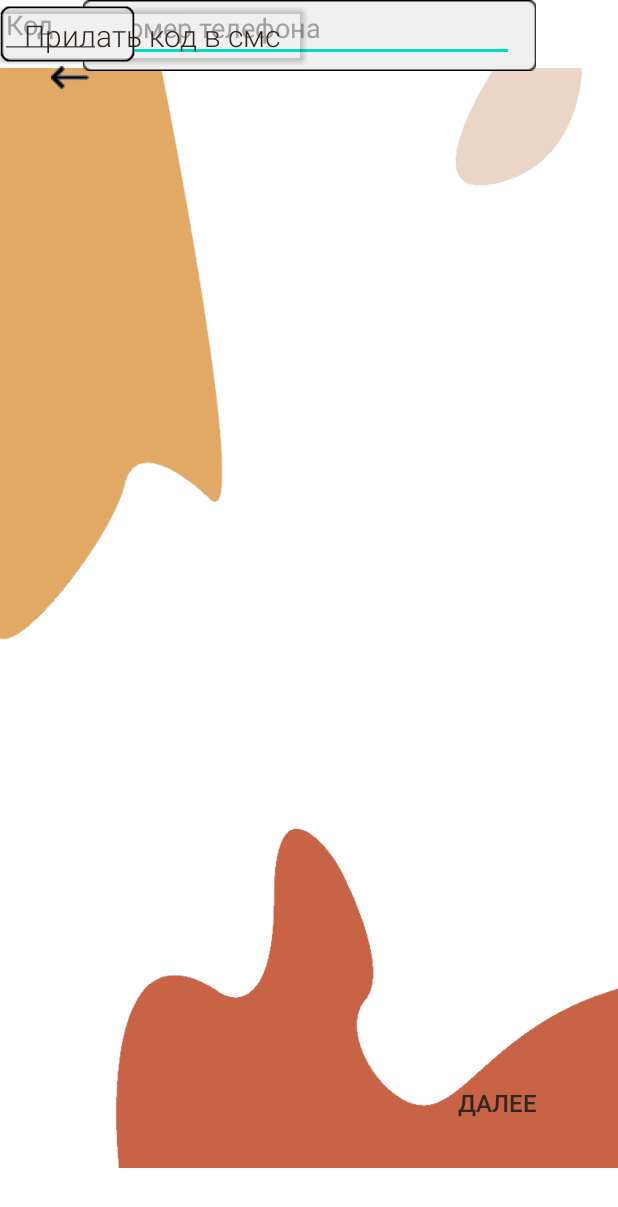
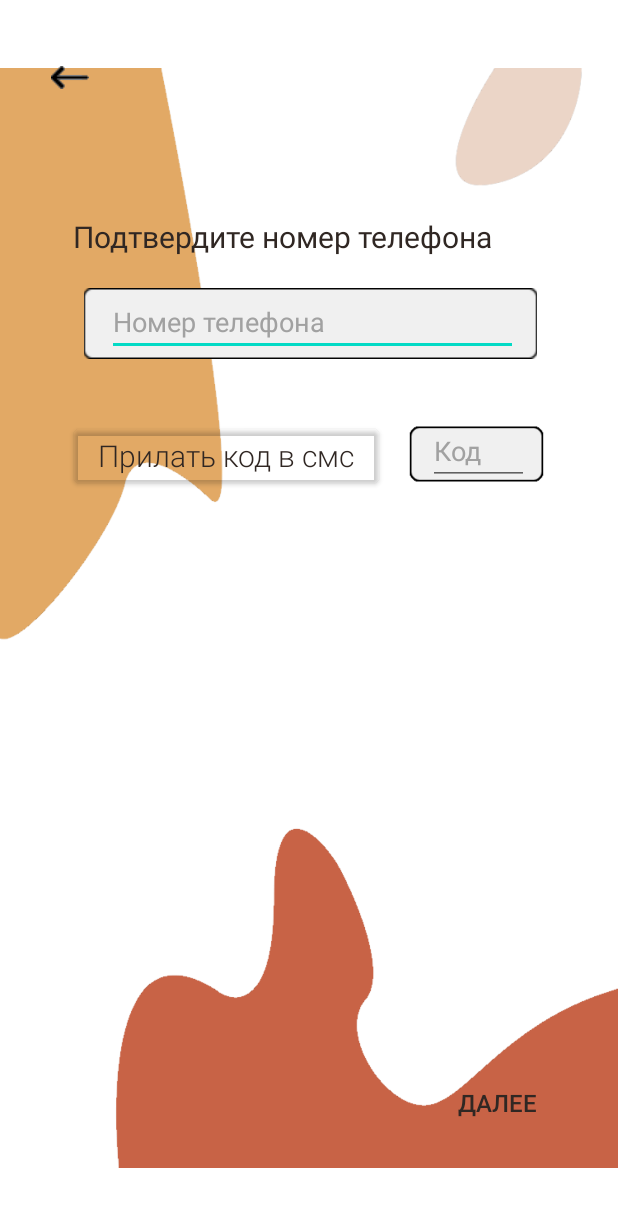
Before and after one commit to Native-Kira-Karina/Native-app, an Android app: the layout check_number.xml on its own in the app's theme, with its tools: preview values and no code run, on a phone screen of 412 x 824 dp. Shown: the top 1207 px of the screen. Run offline under Robolectric (Android 15) with nearby library versions, the light colour scheme and no system bars.

Commit message:
something new)))

```diff
--- a/src/main/res/layout/check_number.xml
+++ b/src/main/res/layout/check_number.xml
@@ -51,27 +51,34 @@
         android:id="@+id/check"
         android:layout_width="314dp"
         android:layout_height="31dp"
+        android:layout_marginTop="144dp"
         android:text="@string/check"
         android:textColor="@color/text"
         android:textSize="20sp"
+        app:layout_constraintBaseline_toBaselineOf="parent"
         app:layout_constraintEnd_toEndOf="parent"
-        app:layout_constraintHorizontal_bias="0.505"
+        app:layout_constraintHorizontal_bias="0.494"
         app:layout_constraintStart_toStartOf="parent"
-        tools:layout_editor_absoluteY="147dp" />
+        app:layout_constraintTop_toTopOf="parent" />
 
     <ImageView
         android:id="@+id/imageView2"
         android:layout_width="315dp"
         android:layout_height="47dp"
+        android:layout_marginTop="192dp"
+        app:layout_constraintBaseline_toBaselineOf="parent"
         app:layout_constraintEnd_toEndOf="parent"
+        app:layout_constraintHorizontal_bias="0.51"
         app:layout_constraintStart_toStartOf="parent"
+        app:layout_constraintTop_toTopOf="parent"
         app:srcCompat="@drawable/btn2"
-        tools:layout_editor_absoluteY="189dp" />
+        android:contentDescription="@string/pic"/>
 
     <EditText
         android:id="@+id/phone"
         android:layout_width="274dp"
         android:layout_height="41dp"
+        android:layout_marginTop="196dp"
         android:autoLink="phone"
         android:autofillHints=""
         android:ems="0"
@@ -79,15 +86,18 @@
         android:lineSpacingExtra="0sp"
         android:text="@string/number"
         android:textColor="@color/dop_text"
+        app:layout_constraintBaseline_toBaselineOf="parent"
         app:layout_constraintEnd_toEndOf="@id/imageView2"
-        app:layout_constraintHorizontal_bias="0.487"
+        app:layout_constraintHorizontal_bias="0.536"
         app:layout_constraintStart_toStartOf="@id/imageView2"
-        tools:layout_editor_absoluteY="195dp" />
+        app:layout_constraintTop_toTopOf="parent"
+        android:contentDescription="@string/number"/>
 
     <Button
         android:id="@+id/button3"
         android:layout_width="wrap_content"
         android:layout_height="wrap_content"
+        android:layout_marginTop="280dp"
         android:layout_weight="1"
         android:fontFamily="sans-serif-light"
         android:text="@string/sent_cod"
@@ -95,21 +105,30 @@
         android:textColor="@color/text"
         android:textSize="20sp"
         app:backgroundTint="#00000000"
-        tools:layout_editor_absoluteX="49dp"
-        tools:layout_editor_absoluteY="277dp" />
+        app:layout_constraintBaseline_toBaselineOf="parent"
+        app:layout_constraintEnd_toEndOf="parent"
+        app:layout_constraintHorizontal_bias="0.235"
+        app:layout_constraintStart_toStartOf="parent"
+        app:layout_constraintTop_toTopOf="parent" />
 
     <ImageView
         android:id="@+id/imageView3"
         android:layout_width="90dp"
         android:layout_height="45dp"
+        android:layout_marginTop="280dp"
+        app:layout_constraintBaseline_toBaselineOf="parent"
+        app:layout_constraintEnd_toEndOf="parent"
+        app:layout_constraintHorizontal_bias="0.847"
+        app:layout_constraintStart_toStartOf="parent"
+        app:layout_constraintTop_toTopOf="parent"
         app:srcCompat="@drawable/btnlittle"
-        tools:layout_editor_absoluteX="265dp"
-        tools:layout_editor_absoluteY="277dp" />
+        android:contentDescription="@string/pic"/>
 
     <EditText
         android:id="@+id/cod"
         android:layout_width="67dp"
         android:layout_height="39dp"
+        android:layout_marginTop="284dp"
         android:layout_weight="1"
         android:ems="10"
         android:fontFamily="serif-monospace"
@@ -119,7 +138,11 @@
         android:textColor="@color/dop_text"
         android:textSize="18sp"
         android:typeface="normal"
-        tools:layout_editor_absoluteX="278dp"
-        tools:layout_editor_absoluteY="280dp" />
+        app:layout_constraintBaseline_toBaselineOf="parent"
+        app:layout_constraintEnd_toEndOf="parent"
+        app:layout_constraintHorizontal_bias="0.828"
+        app:layout_constraintStart_toStartOf="parent"
+        app:layout_constraintTop_toTopOf="parent"
+        android:contentDescription="@string/cod"/>
 
 </androidx.constraintlayout.widget.ConstraintLayout>
```
